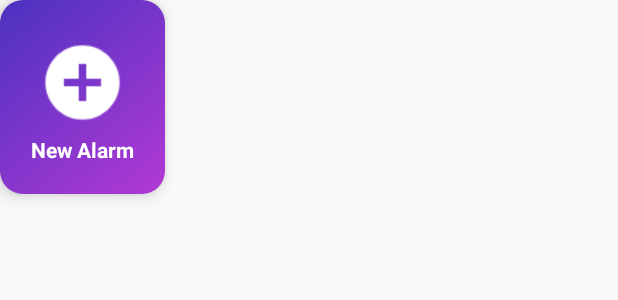
After one commit to oussamabonnor1/JetAlarm_androidApp, an Android app: the layout adding_alarm_item.xml on its own in the app's theme, with its tools: preview values and no code run, on a phone screen of 412 x 824 dp. The commit adds this screen. Shown: the top 300 px of the screen. Run offline under Robolectric (Android 15) with nearby library versions, the phone set to English and light mode, and no system bars; Roboto replaces fonts that are not available here.

Commit message:
Adding custom style for alarm creation button

```diff
--- /dev/null
+++ b/app/src/main/res/drawable/button_colorful_style.xml
@@ -0,0 +1,10 @@
+<?xml version="1.0" encoding="utf-8"?>
+<selector xmlns:android="http://schemas.android.com/apk/res/android">
+    <item>
+        <shape>
+            <corners android:radius="15dp" />
+            <gradient android:endColor="#B239D4" android:startColor="#4B32C1"
+                android:angle="315"/>
+        </shape>
+    </item>
+</selector>
--- a/app/src/main/res/layout/activity_alarm_creation.xml
+++ b/app/src/main/res/layout/activity_alarm_creation.xml
@@ -9,8 +9,7 @@
     android:orientation="vertical"
     android:weightSum="1"
     app:layout_behavior="@string/appbar_scrolling_view_behavior"
-    tools:context=".Controllers.AlarmCreationActivity"
-    tools:showIn="@layout/activity_alarm_creation">
+    tools:context=".Controllers.AlarmCreationActivity">
 
     <Button
         android:layout_width="match_parent"
--- /dev/null
+++ b/app/src/main/res/layout/adding_alarm_item.xml
@@ -0,0 +1,27 @@
+<LinearLayout xmlns:android="http://schemas.android.com/apk/res/android"
+    android:id="@+id/backgroundLayout"
+    android:layout_width="wrap_content"
+    android:layout_height="wrap_content"
+    android:background="@drawable/button_colorful_style"
+    android:elevation="7dp"
+    android:gravity="center"
+    android:orientation="vertical"
+    android:padding="20dp">
+
+    <ImageView
+        android:layout_width="70dp"
+        android:layout_height="70dp"
+        android:padding="5dp"
+        android:src="@drawable/add" />
+
+    <TextView
+        android:id="@+id/timeText"
+        android:layout_width="wrap_content"
+        android:layout_height="wrap_content"
+        android:text="New Alarm"
+        android:textAlignment="center"
+        android:textColor="@color/colorAccent"
+        android:textSize="14sp"
+        android:textStyle="bold" />
+
+</LinearLayout>
--- a/app/src/main/res/layout/alarm_view_item.xml
+++ b/app/src/main/res/layout/alarm_view_item.xml
@@ -14,7 +14,8 @@
     <ImageView
         android:layout_width="70dp"
         android:layout_height="70dp"
-        android:src="@drawable/alarm_add"/>
+        android:padding="5dp"
+        android:src="@drawable/alarm_add" />
 
     <TextView
         android:id="@+id/timeText"
```
Also changed, not shown: app/src/main/java/com/jetlightstudio/jetalarm/Adapters/CustomAlarmAdapter.java (+17 -1 lines), app/src/main/res/drawable/add.png (added).
